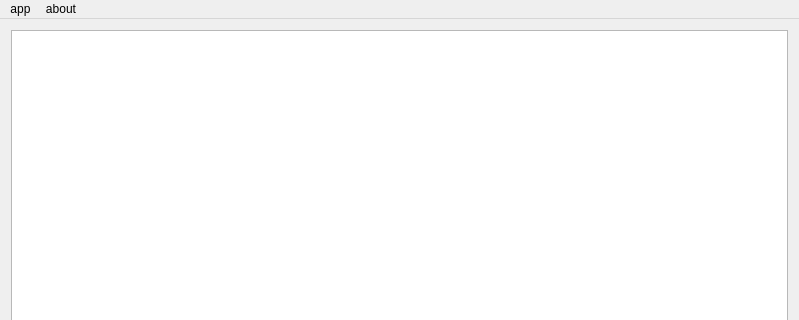
Old version of the form btgateway/ui/mainwindow.ui in the repository xiaohua546/bftrader; both pictures show x 0 to 799 and y 0 to 320 of the 799 by 581 pixel window.
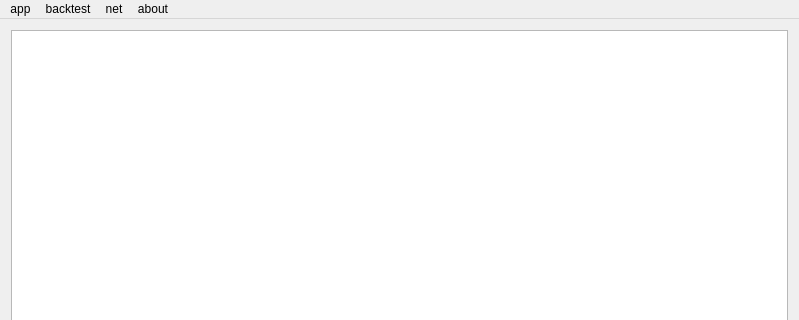
New version of the form.

The edit to the form file:
```diff
--- a/btgateway/ui/mainwindow.ui
+++ b/btgateway/ui/mainwindow.ui
@@ -56,7 +56,25 @@
     <addaction name="actionAppVersion"/>
     <addaction name="menu_NO_MONEY"/>
    </widget>
+   <widget class="QMenu" name="menuBacktest">
+    <property name="title">
+     <string>backtest</string>
+    </property>
+    <addaction name="actionBtStart"/>
+    <addaction name="actionBtStop"/>
+    <addaction name="separator"/>
+    <addaction name="actionBtConfig"/>
+   </widget>
+   <widget class="QMenu" name="menuNet">
+    <property name="title">
+     <string>net</string>
+    </property>
+    <addaction name="actionNetStart"/>
+    <addaction name="actionNetStop"/>
+   </widget>
    <addaction name="menuApp"/>
+   <addaction name="menuBacktest"/>
+   <addaction name="menuNet"/>
    <addaction name="menuAbout"/>
   </widget>
   <action name="actionAppQuit">
```
Left out of the diff: 25 changed lines with no effect on the pictures.
